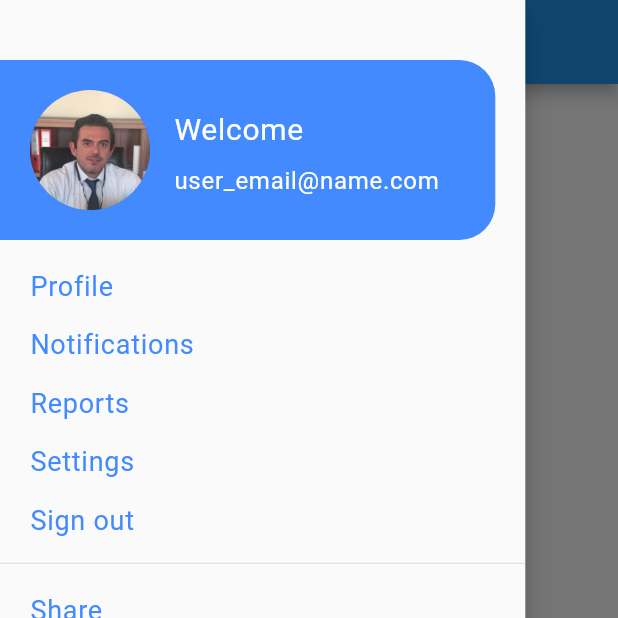
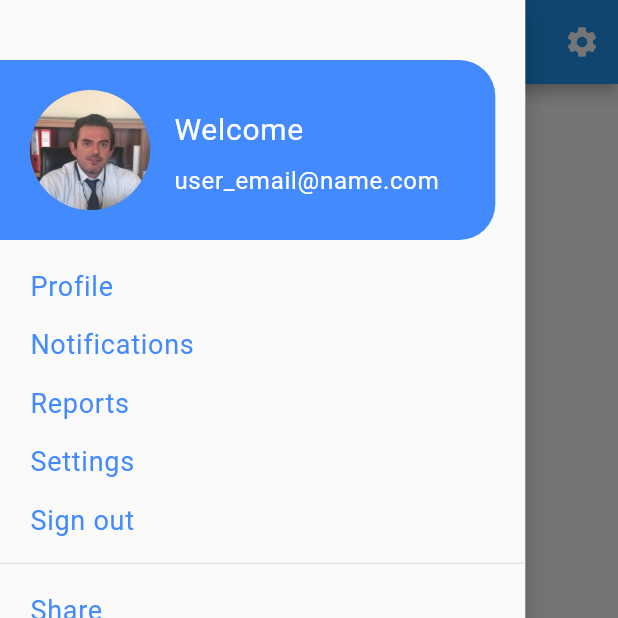
Before and after one commit to balabanferhat/FlutterGetXWithNavigation, a Flutter app: the HomeView screen opened by its route, with the side drawer open, on a phone screen of 412 x 824 dp, the top half of it. Run offline on Flutter 3.47's test engine with Material 2 defaults, Android fonts, the phone set to English and light mode, and no system bars; our stand-ins replace dio, get, get_storage; missing offline and left inert: flutter_settings_ui; accounts and stored records are empty; Roboto replaces fonts that are missing (Bold, Medium, Regular).

Commit message:
flutter 2.8.1 and settings_ui replaced with flutter_settings_ui

```diff
--- a/lib/pages/home/home_view.dart
+++ b/lib/pages/home/home_view.dart
@@ -26,7 +26,21 @@ class HomeView extends StatelessWidget {
     ];
     return Scaffold(
       backgroundColor: Get.theme.backgroundColor,
-      appBar: AppBar(title: Text('home')),
+      appBar: AppBar(
+        title: Text('home'),
+        actions: [
+          IconButton(
+            icon: Icon(
+              Icons.settings,
+              color: Colors.white,
+            ),
+            onPressed: () {
+              // do something
+              naviController.selectedIndex.value = 2;
+            },
+          )
+        ],
+      ),
       drawer: leftNavi(loginController.myUser.value.name.toString()),
       bottomNavigationBar: bottomNavi(naviController),
       body:
--- a/lib/pages/home/languages_screen.dart
+++ b/lib/pages/home/languages_screen.dart
@@ -1,5 +1,5 @@
 import 'package:flutter/material.dart';
-import 'package:settings_ui/settings_ui.dart';
+import 'package:flutter_settings_ui/flutter_settings_ui.dart';
 
 class LanguagesScreen extends StatefulWidget {
   @override
--- a/lib/pages/home/settings_widget.dart
+++ b/lib/pages/home/settings_widget.dart
@@ -4,7 +4,7 @@ import 'package:get_storage/get_storage.dart';
 import 'package:get_x_with_nav/pages/home/languages_screen.dart';
 import 'package:get_x_with_nav/pages/home/settings_controller.dart';
 import 'package:get_x_with_nav/utils/themes.dart';
-import 'package:settings_ui/settings_ui.dart';
+import 'package:flutter_settings_ui/flutter_settings_ui.dart';
 
 Widget settingsWidget() {
   final SettingsController settingsController = Get.put(SettingsController());
```
Also changed, not shown: lib/navi/left_navi.dart (+5 -3 lines), lib/pages/login/login_controller.dart (+12 -7 lines), pubspec.yaml (+5 -5 lines).
